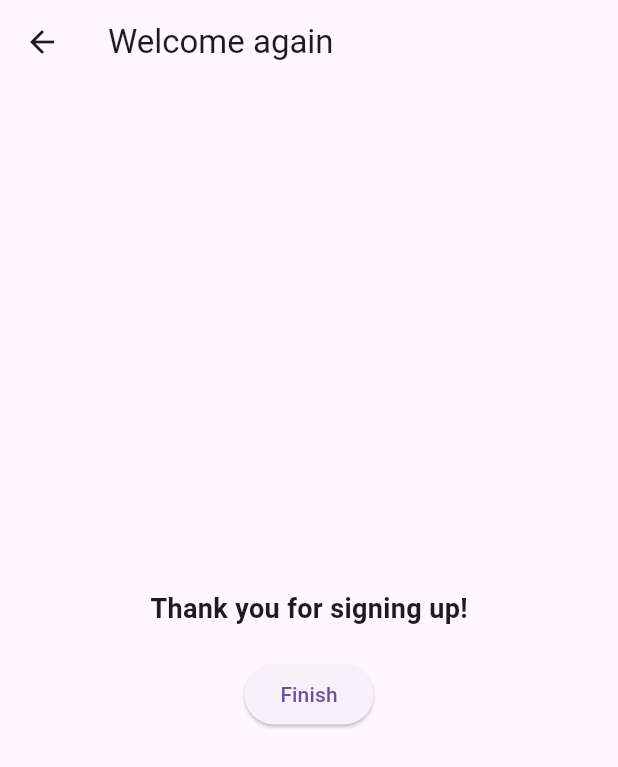
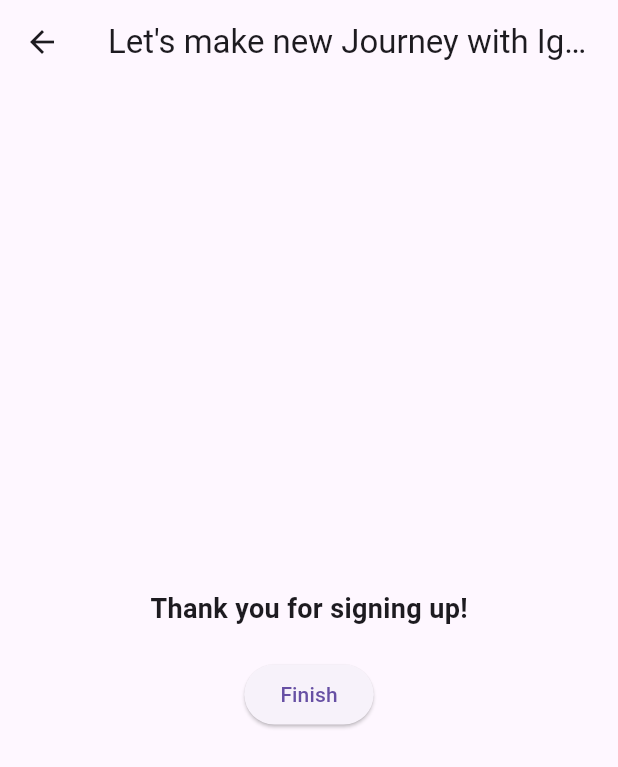
Before and after one commit to Daniel-IRYIVUZE/mobile_login_form, a Flutter app: the SummaryScreen screen opened directly, on a phone screen of 412 x 824 dp. Shown: the top 767 px of the screen. Run offline on Flutter 3.47's test engine with Material 3 defaults, Android fonts, the phone set to English and light mode, and no system bars.

```diff
--- a/lib/summary_screen.dart
+++ b/lib/summary_screen.dart
@@ -4,7 +4,7 @@ class SummaryScreen extends StatelessWidget {
   @override
   Widget build(BuildContext context) {
     return Scaffold(
-      appBar: AppBar(title: Text('Welcome again')),
+      appBar: AppBar(title: Text("Let's make new Journey with IgaThrive!")),
       body: Center(
         child: Padding(
           padding: EdgeInsets.all(16.0),
```
Also changed, not shown: 1 other file.
